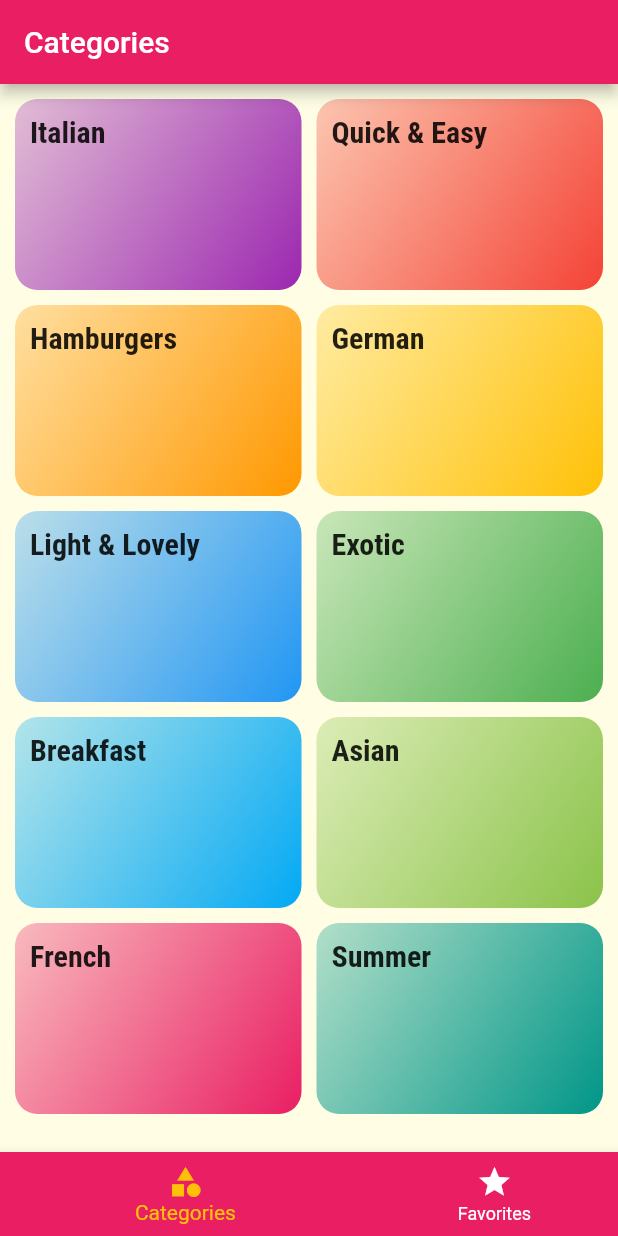
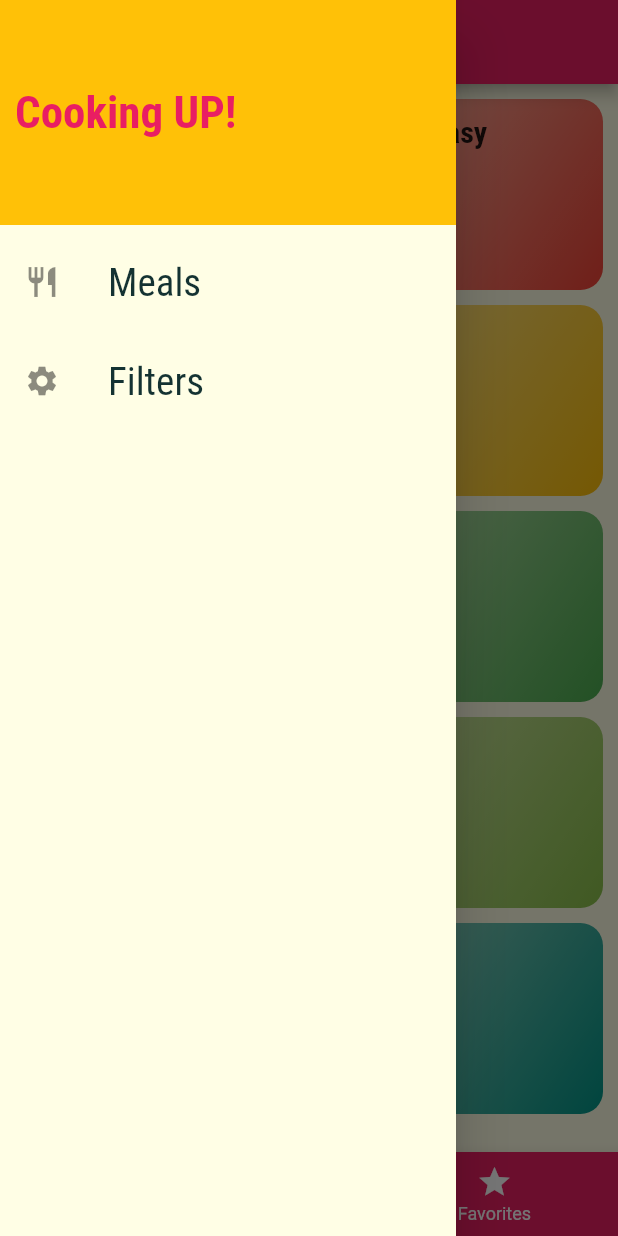
Before and after one commit to AliiElsayed/meal_descriptor_app, a Flutter app: the screen it shows after launch, with the side drawer open (before the commit the screen has no drawer), on a phone screen of 412 x 824 dp. Run offline on Flutter 3.47's test engine with Material 2 defaults, Android fonts, the light colour scheme and no system bars.

Commit message:
Add Drawer

```diff
--- a/lib/main.dart
+++ b/lib/main.dart
@@ -1,6 +1,7 @@
 import 'package:flutter/material.dart';
 import 'package:meal_app/screens/categories_screen.dart';
 import 'package:meal_app/screens/category_meals_screen.dart';
+import 'package:meal_app/screens/filters_screen.dart';
 import 'package:meal_app/screens/meal_details_screen.dart';
 import 'package:meal_app/screens/tabs_screen.dart';
 
@@ -17,6 +18,7 @@ class MyApp extends StatelessWidget {
       initialRoute: TabsScreen.id,
       routes: {
         TabsScreen.id :(context)=> TabsScreen(),
+        FiltersScreen.id: (context)=> FiltersScreen(),
         CategoriesScreen.id:(context)=>CategoriesScreen(),
         CatMealsScreen.id: (context)=> CatMealsScreen(),
         MealDetailsScreen.id: (context)=> MealDetailsScreen(),
--- /dev/null
+++ b/lib/screens/filters_screen.dart
@@ -0,0 +1,18 @@
+import 'package:flutter/material.dart';
+
+class FiltersScreen extends StatefulWidget {
+  static const String id ='FiltersScreen';
+  @override
+  _FiltersScreenState createState() => _FiltersScreenState();
+}
+
+class _FiltersScreenState extends State<FiltersScreen> {
+  @override
+  Widget build(BuildContext context) {
+    return Scaffold(
+      body: Center(
+        child: Text('Filters'),
+      ),
+    );
+  }
+}
--- a/lib/screens/tabs_screen.dart
+++ b/lib/screens/tabs_screen.dart
@@ -1,6 +1,7 @@
 import 'package:flutter/material.dart';
 import 'package:meal_app/screens/categories_screen.dart';
 import 'package:meal_app/screens/favorites_screen.dart';
+import 'package:meal_app/widgets/main_drawer.dart';
 
 class TabsScreen extends StatefulWidget {
   static const String id = 'TabsScreen';
@@ -56,6 +57,7 @@ class _TabsScreenState extends State<TabsScreen> {
           ),
         ],
       ),
+      drawer: MainDrawer(),
     );
   }
 }
--- /dev/null
+++ b/lib/widgets/drawer_tile.dart
@@ -0,0 +1,27 @@
+import 'package:flutter/material.dart';
+import 'package:meal_app/screens/tabs_screen.dart';
+
+class DrawerTile extends StatelessWidget {
+  final String title;
+  final IconData icon;
+  final Function onPressed;
+  DrawerTile(
+      {@required this.title, @required this.icon, @required this.onPressed});
+
+  @override
+  Widget build(BuildContext context) {
+    return ListTile(
+      leading: Icon(
+        icon,
+      ),
+      title: Text(
+        title,
+        style: TextStyle(
+          fontSize: 26,
+          fontFamily:'RobotoCondensed',
+        ),
+      ),
+      onTap: onPressed,
+    );
+  }
+}
--- /dev/null
+++ b/lib/widgets/main_drawer.dart
@@ -0,0 +1,58 @@
+import 'package:flutter/material.dart';
+import 'package:meal_app/screens/filters_screen.dart';
+import 'package:meal_app/widgets/drawer_tile.dart';
+import 'package:meal_app/screens/tabs_screen.dart';
+
+class MainDrawer extends StatelessWidget {
+  const MainDrawer({
+    Key key,
+  }) : super(key: key);
+
+  @override
+  Widget build(BuildContext context) {
+    return Drawer(
+      child: Column(
+        children: [
+          Container(
+            width: double.infinity,
+            height: 150,
+            alignment: Alignment.centerLeft,
+            padding: EdgeInsets.all(10.0),
+            margin: EdgeInsets.only(
+              bottom: 10.0,
+            ),
+            decoration: BoxDecoration(
+              color: Theme.of(context).accentColor,
+            ),
+            child: Text(
+              'Cooking UP!',
+              style: TextStyle(
+                fontSize: 30,
+                fontWeight: FontWeight.w700,
+                color: Theme.of(context).primaryColor,
+                fontFamily:'RobotoCondensed',
+              ),
+            ),
+          ),
+          DrawerTile(
+            title: 'Meals',
+            icon: Icons.restaurant,
+            onPressed: () {
+              Navigator.of(context).pushReplacementNamed(TabsScreen.id);
+            },
+          ),
+          SizedBox(
+            height: 10.0,
+          ),
+          DrawerTile(
+            title: 'Filters',
+            icon: Icons.settings,
+            onPressed: (){
+              Navigator.of(context).pushReplacementNamed(FiltersScreen.id);
+            },
+          ),
+        ],
+      ),
+    );
+  }
+}
```
